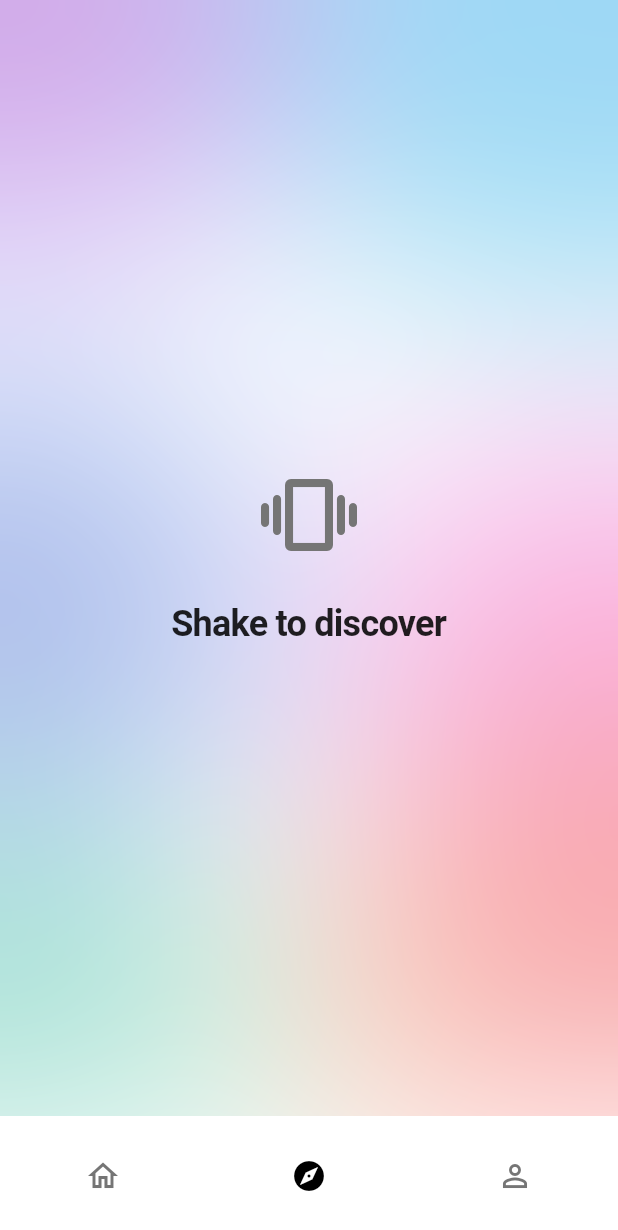
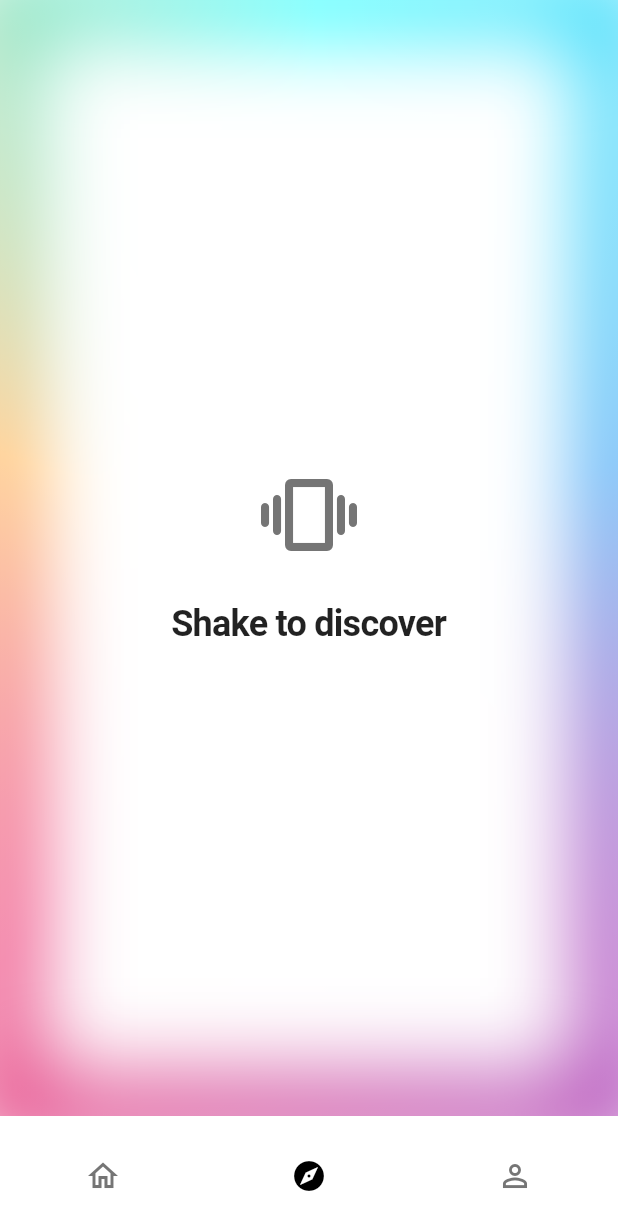
Before and after one commit to jaanque/appdecinejan, a Flutter app: the screen it shows after launch, item 2 of the bottom bar chosen, on a phone screen of 412 x 824 dp. Shown: the top 1230 px of the screen. Run offline on Flutter 3.47's test engine with Material 3 defaults, Android fonts, the phone set to English and light mode, and no system bars; our stand-ins replace flutter_dotenv, palette_generator, shared_preferences, supabase_flutter; accounts and stored records are empty.

Commit message:
Implement Apple Intelligence style glowing border on ExploreScreen
- Replaced previous orb animations in ExploreScreen with a `CustomPainter` approach.
- Implemented `_GlowingBorderPainter` which draws a thick, blurred, rotating `SweepGradient` border.
- Used colors (Cyan, Blue, Purple, Pink, Orange) to mimic the Apple Intelligence aesthetic.
- Ensured the border animation is continuous and dynamic.

```diff
--- a/lib/screens/explore_screen.dart
+++ b/lib/screens/explore_screen.dart
@@ -21,73 +21,14 @@ class _ExploreScreenState extends State<ExploreScreen> with SingleTickerProvider
   void _initController() {
     _controller = AnimationController(
       vsync: this,
-      duration: const Duration(seconds: 6),
-    )..repeat(reverse: true);
+      duration: const Duration(seconds: 4),
+    )..repeat();
   }
 
   @override
   void dispose() {
     _controller?.dispose();
     super.dispose();
-  }
-
-  Widget _buildAnimatedOrb({
-    required Animation<double> animation,
-    required Alignment alignment,
-    required List<Color> colors,
-    required double offsetMultiplier,
-    bool isVerticalMovement = true,
-  }) {
-    return AnimatedBuilder(
-      animation: animation,
-      builder: (context, child) {
-        final double value = sin(animation.value * 2 * pi + offsetMultiplier);
-        final double offset = value * 40; // Increased movement range for dynamism
-
-        double? top, bottom, left, right;
-        final screenHeight = MediaQuery.of(context).size.height;
-
-        // Base positions based on alignment
-        if (alignment == Alignment.topLeft) {
-          top = -100 + (isVerticalMovement ? offset : 0);
-          left = -100 + (!isVerticalMovement ? offset : 0);
-        } else if (alignment == Alignment.topRight) {
-          top = -100 + (isVerticalMovement ? offset : 0);
-          right = -100 + (!isVerticalMovement ? offset : 0);
-        } else if (alignment == Alignment.bottomLeft) {
-          bottom = -100 + (isVerticalMovement ? offset : 0);
-          left = -100 + (!isVerticalMovement ? offset : 0);
-        } else if (alignment == Alignment.bottomRight) {
-          bottom = -100 + (isVerticalMovement ? offset : 0);
-          right = -100 + (!isVerticalMovement ? offset : 0);
-        } else if (alignment == Alignment.centerLeft) {
-          top = (screenHeight / 2) - 150 + offset; // Center vertical + sway
-          left = -120; // Slightly offscreen
-        } else if (alignment == Alignment.centerRight) {
-          top = (screenHeight / 2) - 150 + offset; // Center vertical + sway
-          right = -120; // Slightly offscreen
-        }
-
-        return Positioned(
-          top: top,
-          bottom: bottom,
-          left: left,
-          right: right,
-          child: Container(
-            width: 300,
-            height: 300,
-            decoration: BoxDecoration(
-              shape: BoxShape.circle,
-              gradient: RadialGradient(
-                colors: colors.map((c) => c.withOpacity(0.6)).toList(), // Slightly more opacity
-                center: Alignment.center,
-                radius: 0.6,
-              ),
-            ),
-          ),
-        );
-      },
-    );
   }
 
   @override
@@ -98,67 +39,17 @@ class _ExploreScreenState extends State<ExploreScreen> with SingleTickerProvider
       backgroundColor: Colors.white,
       body: Stack(
         children: [
-          // Top Left - Purple/Blue
-          _buildAnimatedOrb(
-            animation: _controller!,
-            alignment: Alignment.topLeft,
-            colors: [Colors.purple, Colors.deepPurpleAccent],
-            offsetMultiplier: 0,
-            isVerticalMovement: true,
-          ),
-
-          // Top Right - Blue/Cyan
-          _buildAnimatedOrb(
-            animation: _controller!,
-            alignment: Alignment.topRight,
-            colors: [Colors.blue, Colors.cyan],
-            offsetMultiplier: pi / 2,
-            isVerticalMovement: false, // Move horizontally
-          ),
-
-          // Center Left - Indigo/Blue (Bridging Top/Bottom Left)
-          _buildAnimatedOrb(
-            animation: _controller!,
-            alignment: Alignment.centerLeft,
-            colors: [Colors.indigo, Colors.blueAccent],
-            offsetMultiplier: pi / 4,
-            isVerticalMovement: true,
-          ),
-
-          // Center Right - Pink/Purple (Bridging Top/Bottom Right)
-          _buildAnimatedOrb(
-            animation: _controller!,
-            alignment: Alignment.centerRight,
-            colors: [Colors.pinkAccent, Colors.purpleAccent],
-            offsetMultiplier: 3 * pi / 4,
-            isVerticalMovement: true,
-          ),
-
-          // Bottom Right - Pink/Orange
-          _buildAnimatedOrb(
-            animation: _controller!,
-            alignment: Alignment.bottomRight,
-            colors: [Colors.pink, Colors.orange],
-            offsetMultiplier: pi,
-            isVerticalMovement: true,
-          ),
-
-          // Bottom Left - Teal/Green
-          _buildAnimatedOrb(
-            animation: _controller!,
-            alignment: Alignment.bottomLeft,
-            colors: [Colors.teal, Colors.greenAccent],
-            offsetMultiplier: 3 * pi / 2,
-            isVerticalMovement: false, // Move horizontally
-          ),
-
-          // Heavy Blur to blend everything into a frame aura
+          // Glowing Border
           Positioned.fill(
-            child: BackdropFilter(
-              filter: ImageFilter.blur(sigmaX: 80, sigmaY: 80),
-              child: Container(
-                color: Colors.white.withOpacity(0.3),
-              ),
+            child: AnimatedBuilder(
+              animation: _controller!,
+              builder: (context, child) {
+                return CustomPaint(
+                  painter: _GlowingBorderPainter(
+                    animationValue: _controller!.value,
+                  ),
+                );
+              },
             ),
           ),
 
@@ -190,3 +81,49 @@ class _ExploreScreenState extends State<ExploreScreen> with SingleTickerProvider
     );
   }
 }
+
+class _GlowingBorderPainter extends CustomPainter {
+  final double animationValue;
+
+  _GlowingBorderPainter({required this.animationValue});
+
+  @override
+  void paint(Canvas canvas, Size size) {
+    final rect = Offset.zero & size;
+    final paint = Paint()
+      ..style = PaintingStyle.stroke
+      ..strokeWidth = 40 // Thick border for the glow
+      ..maskFilter = const MaskFilter.blur(BlurStyle.normal, 30); // Heavy blur
+
+    // Apple Intelligence-like colors
+    final colors = [
+      Colors.cyanAccent,
+      Colors.blue,
+      Colors.purple,
+      Colors.pink,
+      Colors.orangeAccent,
+      Colors.cyanAccent, // Wrap around
+    ];
+
+    // Create a rotating sweep gradient
+    final gradient = SweepGradient(
+      colors: colors,
+      stops: const [0.0, 0.2, 0.4, 0.6, 0.8, 1.0],
+      transform: GradientRotation(animationValue * 2 * pi),
+    );
+
+    paint.shader = gradient.createShader(rect);
+
+    // Draw the rectangle path
+    // We inset slightly so the blur doesn't get clipped too much at the very edge,
+    // although stroke stays centered on the path.
+    // If strokeWidth is 40, we might want to draw closely to the edge.
+    // Let's draw exactly on the edge.
+    canvas.drawRect(rect, paint);
+  }
+
+  @override
+  bool shouldRepaint(covariant _GlowingBorderPainter oldDelegate) {
+    return oldDelegate.animationValue != animationValue;
+  }
+}
```
